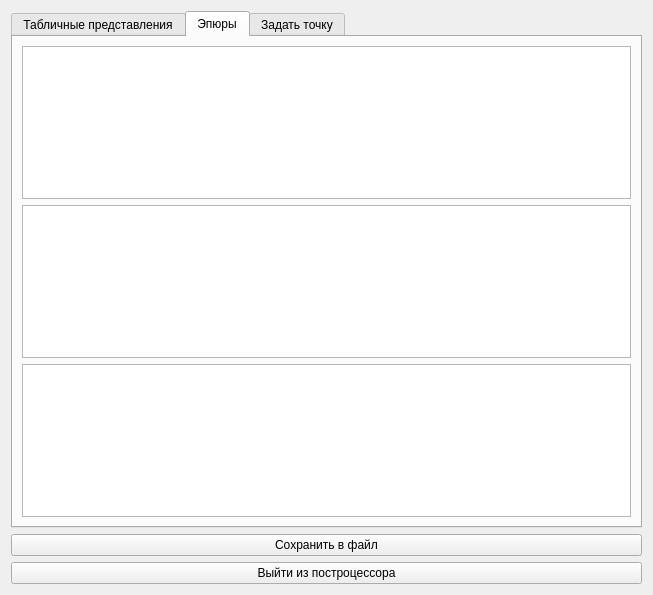
The window that postprocessor.ui (Micelium1/SaprBar2) describes before a commit, drawn with Qt 5.
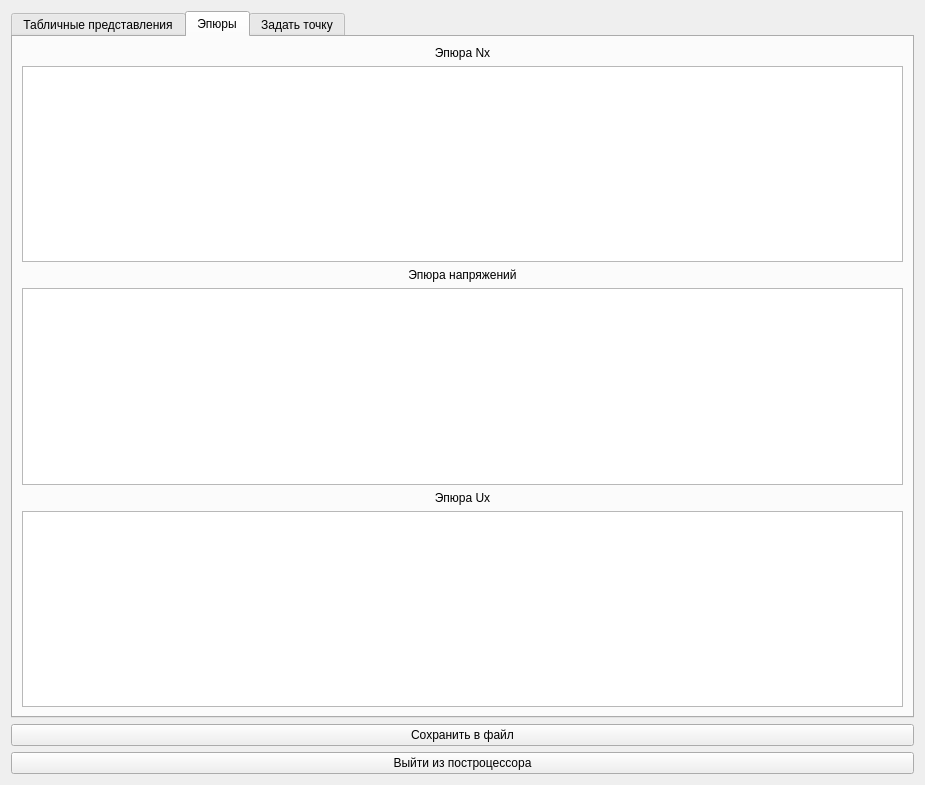
The same window after the commit.

Patch:
```diff
--- a/postprocessor.ui
+++ b/postprocessor.ui
@@ -6,8 +6,8 @@
    <rect>
     <x>0</x>
     <y>0</y>
-    <width>653</width>
-    <height>595</height>
+    <width>925</width>
+    <height>785</height>
    </rect>
   </property>
   <property name="windowTitle">
@@ -114,12 +114,42 @@
        <string>Эпюры</string>
       </attribute>
       <layout class="QVBoxLayout" name="verticalLayout_7">
+       <item>
+        <widget class="QLabel" name="label_6">
+         <property name="text">
+          <string>Эпюра Nx</string>
+         </property>
+         <property name="alignment">
+          <set>Qt::AlignCenter</set>
+         </property>
+        </widget>
+       </item>
        <item>
         <widget class="QGraphicsView" name="NxVeiw"/>
        </item>
+       <item>
+        <widget class="QLabel" name="label_7">
+         <property name="text">
+          <string>Эпюра напряжений</string>
+         </property>
+         <property name="alignment">
+          <set>Qt::AlignCenter</set>
+         </property>
+        </widget>
+       </item>
        <item>
         <widget class="QGraphicsView" name="StressVeiw"/>
        </item>
+       <item>
+        <widget class="QLabel" name="label_8">
+         <property name="text">
+          <string>Эпюра Ux</string>
+         </property>
+         <property name="alignment">
+          <set>Qt::AlignCenter</set>
+         </property>
+        </widget>
+       </item>
        <item>
         <widget class="QGraphicsView" name="UxVeiw"/>
        </item>
```
